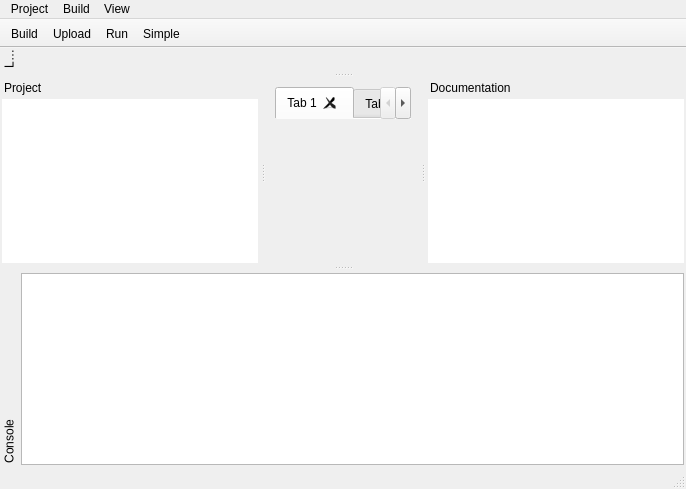
Above: projectwindow.ui from StrideLang/Stride before the change. Below: the same form after it.
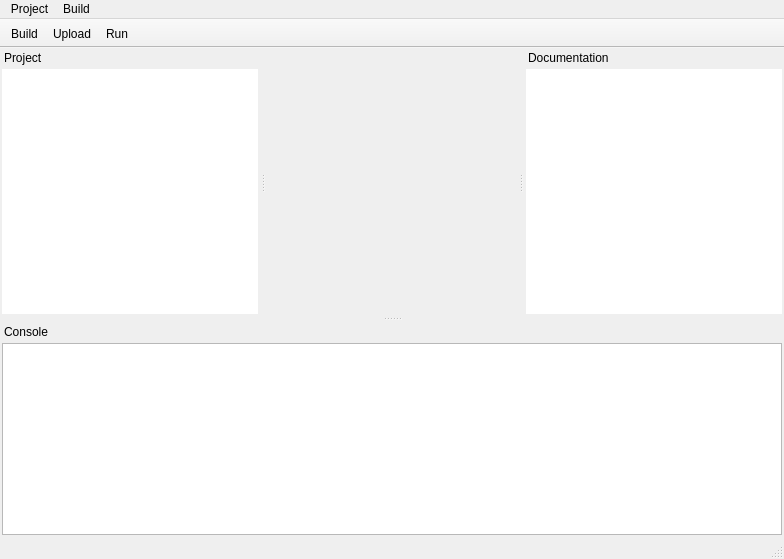
That is the form after the change.

Diff of the .ui file:
```diff
--- a/projectwindow.ui
+++ b/projectwindow.ui
@@ -6,8 +6,8 @@
    <rect>
     <x>0</x>
     <y>0</y>
-    <width>686</width>
-    <height>489</height>
+    <width>784</width>
+    <height>559</height>
    </rect>
   </property>
   <property name="windowTitle">
@@ -15,6 +15,21 @@
   </property>
   <widget class="QWidget" name="centralwidget">
    <layout class="QVBoxLayout" name="verticalLayout_3">
+    <property name="spacing">
+     <number>2</number>
+    </property>
+    <property name="leftMargin">
+     <number>2</number>
+    </property>
+    <property name="topMargin">
+     <number>2</number>
+    </property>
+    <property name="rightMargin">
+     <number>2</number>
+    </property>
+    <property name="bottomMargin">
+     <number>2</number>
+    </property>
     <item>
      <widget class="QTabWidget" name="objectTabWidget">
       <property name="palette">
@@ -93,48 +108,20 @@
       <property name="movable">
        <bool>true</bool>
       </property>
-      <widget class="QWidget" name="tab">
-       <attribute name="title">
-        <string>Tab 1</string>
-       </attribute>
-      </widget>
-      <widget class="QWidget" name="tab_2">
-       <attribute name="title">
-        <string>Tab 2</string>
-       </attribute>
-      </widget>
      </widget>
     </item>
    </layout>
   </widget>
   <widget class="QStatusBar" name="statusbar"/>
-  <widget class="QDockWidget" name="layoutDockWidget">
-   <property name="minimumSize">
-    <size>
-     <width>35</width>
-     <height>24</height>
-    </size>
-   </property>
-   <property name="features">
-    <set>QDockWidget::DockWidgetMovable|QDockWidget::DockWidgetVerticalTitleBar</set>
-   </property>
-   <property name="windowTitle">
-    <string>Layout</string>
-   </property>
-   <attribute name="dockWidgetArea">
-    <number>4</number>
-   </attribute>
-   <widget class="QWidget" name="dockWidgetContents"/>
-  </widget>
   <widget class="QDockWidget" name="consoleDockWidget">
    <property name="minimumSize">
     <size>
      <width>107</width>
-     <height>74</height>
+     <height>107</height>
     </size>
    </property>
    <property name="features">
-    <set>QDockWidget::DockWidgetMovable|QDockWidget::DockWidgetVerticalTitleBar</set>
+    <set>QDockWidget::DockWidgetMovable</set>
    </property>
    <property name="windowTitle">
     <string>Console</string>
@@ -266,15 +253,14 @@
    <addaction name="actionBuild"/>
    <addaction name="actionUpload"/>
    <addaction name="actionRun"/>
-   <addaction name="actionSimple"/>
   </widget>
   <widget class="QMenuBar" name="menuBar">
    <property name="geometry">
     <rect>
      <x>0</x>
      <y>0</y>
-     <width>686</width>
-     <height>20</height>
+     <width>784</width>
+     <height>25</height>
     </rect>
    </property>
    <widget class="QMenu" name="menuProject">
@@ -299,15 +285,8 @@
     <addaction name="actionBuild"/>
     <addaction name="actionUpload"/>
    </widget>
-   <widget class="QMenu" name="menuView">
-    <property name="title">
-     <string>View</string>
-    </property>
-    <addaction name="actionSimple"/>
-   </widget>
    <addaction name="menuProject"/>
    <addaction name="menuBuild"/>
-   <addaction name="menuView"/>
   </widget>
   <action name="actionBuild">
    <property name="text">
@@ -322,14 +301,6 @@
     <string>Upload to board</string>
    </property>
   </action>
-  <action name="actionSimple">
-   <property name="checkable">
-    <bool>true</bool>
-   </property>
-   <property name="text">
-    <string>Simple</string>
-   </property>
-  </action>
   <action name="actionRename">
    <property name="text">
     <string>Properties</string>
```
Left out of the diff: 15 changed lines with no effect on the pictures.
